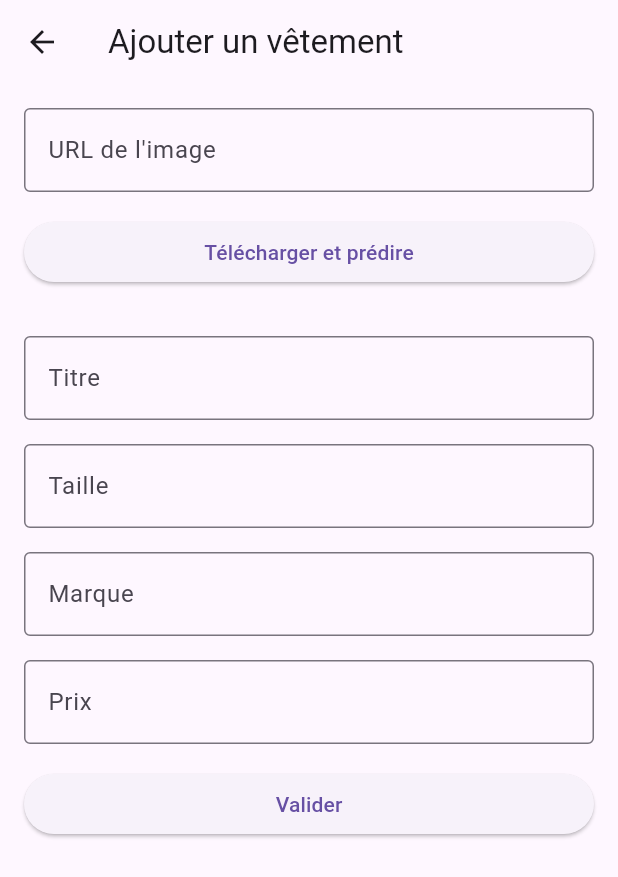
After one commit to Ayahdf/EShop, a Flutter app: the AddClothingScreen screen opened by its route, on a phone screen of 412 x 824 dp. The commit adds this screen. Shown: the top 877 px of the screen. Run offline on Flutter 3.47's test engine with Material 3 defaults, Android fonts, the phone set to English and light mode, and no system bars; our stand-ins replace cloud_firestore, firebase_auth, firebase_core; missing offline and left inert: tflite; accounts and stored records are empty.

Commit message:
6th user story avec tflite

```diff
--- /dev/null
+++ b/lib/Screens/addclothingscreen.page.dart
@@ -0,0 +1,186 @@
+import 'dart:io';
+import 'package:flutter/material.dart';
+import 'package:tflite/tflite.dart';
+import 'package:http/http.dart' as http;
+import 'package:path_provider/path_provider.dart';
+
+class AddClothingScreen extends StatefulWidget {
+  const AddClothingScreen({super.key});
+
+  @override
+  _AddClothingScreenState createState() => _AddClothingScreenState();
+}
+
+class _AddClothingScreenState extends State<AddClothingScreen> {
+  final _titleController = TextEditingController();
+  final _sizeController = TextEditingController();
+  final _brandController = TextEditingController();
+  final _priceController = TextEditingController();
+  final _imageUrlController = TextEditingController();
+
+  String? _category; // Catégorie prédite
+  String? _localImagePath; // Chemin local de l'image téléchargée
+
+  @override
+  void initState() {
+    super.initState();
+    _loadModel();
+  }
+
+  // Charger le modèle TFLite
+  Future<void> _loadModel() async {
+    await Tflite.loadModel(
+      model: 'lib/assets/clothing_model.tflite',
+      labels: 'lib/assets/labels.txt', // Si tu as un fichier labels.txt avec les catégories
+    );
+  }
+
+  // Télécharger l'image depuis l'URL
+  Future<void> _downloadImage(String url) async {
+    try {
+      final response = await http.get(Uri.parse(url));
+      if (response.statusCode == 200) {
+        final documentDir = await getTemporaryDirectory();
+        final filePath = '${documentDir.path}/downloaded_image.jpg';
+        final file = File(filePath);
+        await file.writeAsBytes(response.bodyBytes);
+        setState(() {
+          _localImagePath = filePath;
+        });
+        _predictCategory(filePath);
+      } else {
+        throw Exception('Échec du téléchargement de l\'image.');
+      }
+    } catch (e) {
+      ScaffoldMessenger.of(context).showSnackBar(
+        const SnackBar(content: Text('Erreur lors du téléchargement de l\'image.')),
+      );
+    }
+  }
+
+  // Prédire la catégorie de l'image téléchargée
+  Future<void> _predictCategory(String imagePath) async {
+    var prediction = await Tflite.runModelOnImage(
+      path: imagePath,
+      numResults: 1,
+      threshold: 0.5, // Seuil de confiance
+    );
+
+    setState(() {
+      _category = prediction?[0]['label'] ?? "Non déterminé";
+    });
+  }
+
+  // Sauvegarder les informations dans la base de données
+  void _saveClothing() {
+    final clothingData = {
+      'title': _titleController.text,
+      'category': _category ?? "Non spécifié",
+      'size': _sizeController.text,
+      'brand': _brandController.text,
+      'price': double.tryParse(_priceController.text),
+      'imageUrl': _imageUrlController.text,
+    };
+
+    // Enregistrement dans la base de données (ex. Firestore)
+    // Firestore.instance.collection('clothes').add(clothingData);
+
+    ScaffoldMessenger.of(context).showSnackBar(
+      const SnackBar(content: Text('Vêtement ajouté avec succès !')),
+    );
+  }
+
+  @override
+  Widget build(BuildContext context) {
+    return Scaffold(
+      appBar: AppBar(title: const Text("Ajouter un vêtement")),
+      body: Padding(
+        padding: const EdgeInsets.all(16.0),
+        child: ListView(
+          children: [
+            TextField(
+              controller: _imageUrlController,
+              decoration: const InputDecoration(
+                labelText: "URL de l'image",
+                border: OutlineInputBorder(),
+              ),
+              onChanged: (value) {
+                setState(() {
+                  _localImagePath = null; // Réinitialise l'image locale
+                  _category = null; // Réinitialise la catégorie
+                });
+              },
+            ),
+            const SizedBox(height: 16),
+            ElevatedButton(
+              onPressed: () {
+                if (_imageUrlController.text.isNotEmpty) {
+                  _downloadImage(_imageUrlController.text);
+                }
+              },
+              child: const Text("Télécharger et prédire"),
+            ),
+            const SizedBox(height: 16),
+            if (_localImagePath != null)
+              Image.file(
+                File(_localImagePath!),
+                height: 150,
+              ),
+            if (_category != null) ...[
+              const SizedBox(height: 16),
+              Text("Catégorie prédite : $_category"),
+            ],
+            const SizedBox(height: 16),
+            TextField(
+              controller: _titleController,
+              decoration: const InputDecoration(
+                labelText: "Titre",
+                border: OutlineInputBorder(),
+              ),
+            ),
+            const SizedBox(height: 16),
+            TextField(
+              controller: _sizeController,
+              decoration: const InputDecoration(
+                labelText: "Taille",
+                border: OutlineInputBorder(),
+              ),
+            ),
+            const SizedBox(height: 16),
+            TextField(
+              controller: _brandController,
+              decoration: const InputDecoration(
+                labelText: "Marque",
+                border: OutlineInputBorder(),
+              ),
+            ),
+            const SizedBox(height: 16),
+            TextField(
+              controller: _priceController,
+              decoration: const InputDecoration(
+                labelText: "Prix",
+                border: OutlineInputBorder(),
+              ),
+              keyboardType: TextInputType.number,
+            ),
+            const SizedBox(height: 16),
+            ElevatedButton(
+              onPressed: _saveClothing,
+              child: const Text("Valider"),
+            ),
+          ],
+        ),
+      ),
+    );
+  }
+
+  @override
+  void dispose() {
+    _titleController.dispose();
+    _sizeController.dispose();
+    _brandController.dispose();
+    _priceController.dispose();
+    _imageUrlController.dispose();
+    super.dispose();
+  }
+}
--- /dev/null
+++ b/lib/assets/labels.txt
@@ -0,0 +1,6 @@
+pants
+shirt
+shoes
+shorts
+sneakers
+t-shirt
```
Also changed, not shown: lib/Screens/profile.page.dart (+11 -0 lines), lib/main.dart (+7 -9 lines), pubspec.yaml (+13 -3 lines), pubspec.lock, 8 other files.
